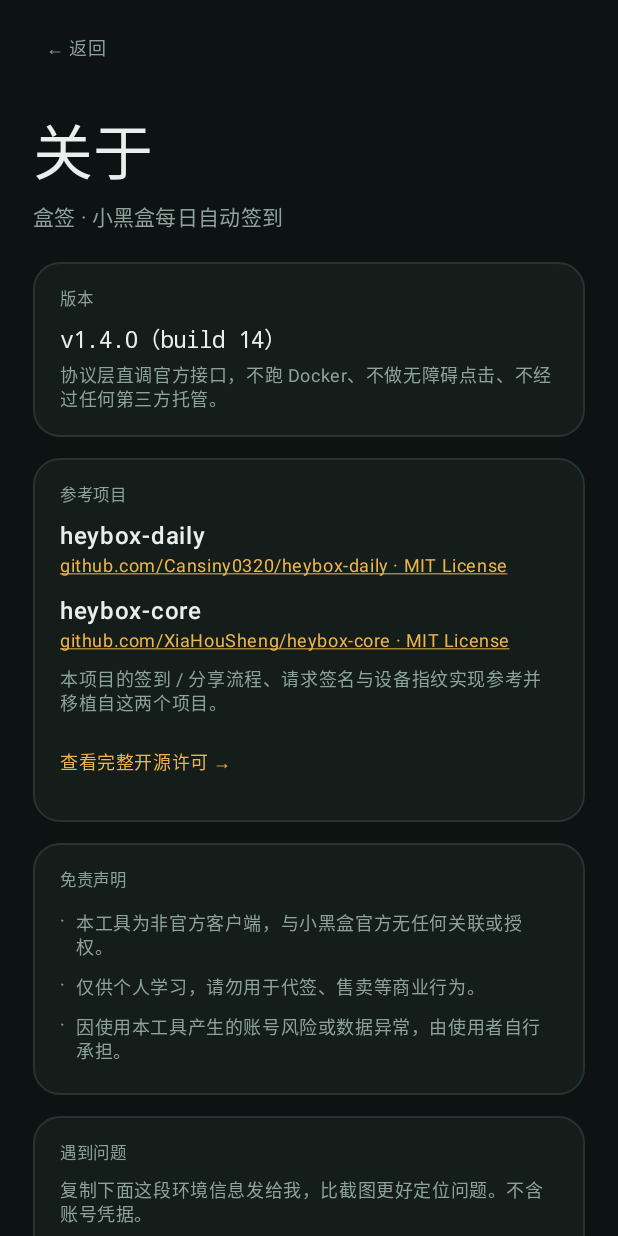
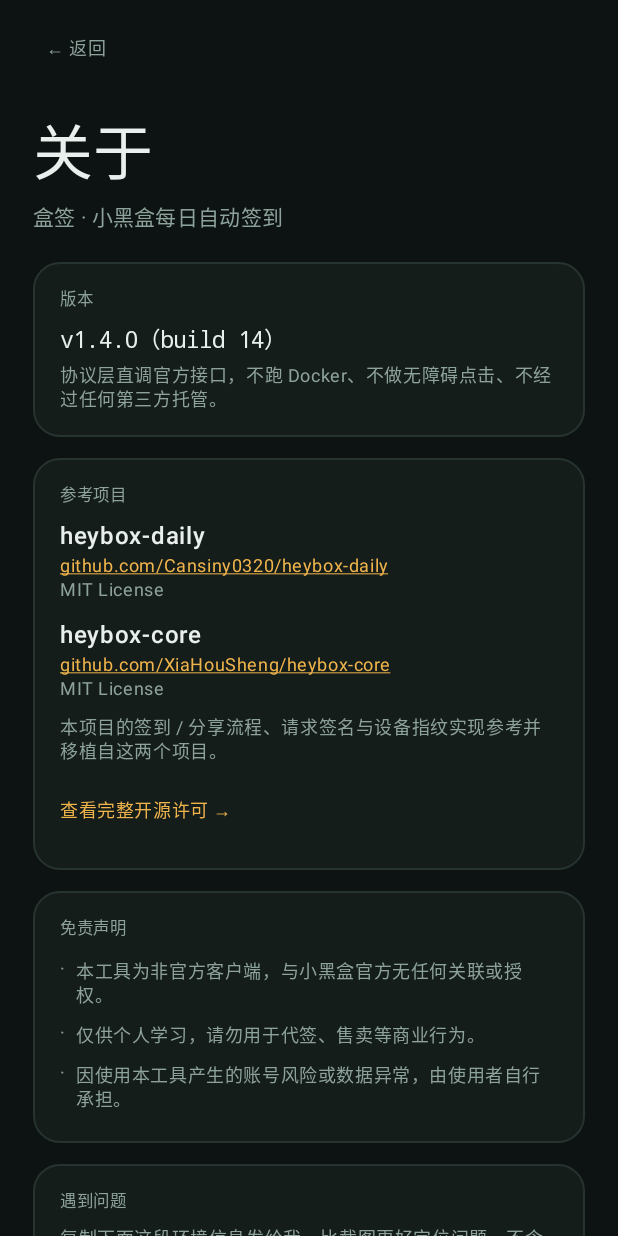
Before and after one commit to huututu939/heybox-checkin, an Android app built with Jetpack Compose: the composable AboutScreen shown on its own in the app's theme, on a phone screen of 412 x 824 dp. Run offline under Robolectric (Android 15) with nearby library versions, the phone set to English and light mode, and no system bars.

Commit message:
docs: polish about page

```diff
--- a/app/src/main/java/com/heybox/checkin/ui/AboutScreen.kt
+++ b/app/src/main/java/com/heybox/checkin/ui/AboutScreen.kt
@@ -110,7 +110,8 @@ fun AboutScreen(onBack: () -> Unit) {
                 color = Ink.ink,
                 fontWeight = FontWeight.SemiBold,
             )
-            LinkLine("github.com/Cansiny0320/heybox-daily · MIT License", URL_DAILY)
+            LinkLine("github.com/Cansiny0320/heybox-daily", URL_DAILY)
+            Text("MIT License", style = MaterialTheme.typography.bodySmall, color = Ink.muted)
             Spacer(Modifier.height(10.dp))
             Text(
                 "heybox-core",
@@ -118,7 +119,8 @@ fun AboutScreen(onBack: () -> Unit) {
                 color = Ink.ink,
                 fontWeight = FontWeight.SemiBold,
             )
-            LinkLine("github.com/XiaHouSheng/heybox-core · MIT License", URL_CORE)
+            LinkLine("github.com/XiaHouSheng/heybox-core", URL_CORE)
+            Text("MIT License", style = MaterialTheme.typography.bodySmall, color = Ink.muted)
             Spacer(Modifier.height(8.dp))
             Text(
                 "本项目的签到 / 分享流程、请求签名与设备指纹实现参考并移植自这两个项目。",
--- a/app/src/main/res/raw/third_party_notices.txt
+++ b/app/src/main/res/raw/third_party_notices.txt
@@ -2,8 +2,6 @@
 
 盒签在实现每日签到、分享任务、请求签名与设备指纹时，参考并移植了下面两个项目。
 两者均以 MIT License 发布；按 MIT 的要求，分发本应用时需要保留下面的版权与许可声明。
-
-
 
 heybox-daily
 
@@ -32,8 +30,6 @@ LIABILITY, WHETHER IN AN ACTION OF CONTRACT, TORT OR OTHERWISE, ARISING FROM,
 OUT OF OR IN CONNECTION WITH THE SOFTWARE OR THE USE OR OTHER DEALINGS IN THE
 SOFTWARE.
 
-
-
 heybox-core
 
 · 仓库：https://github.com/XiaHouSheng/heybox-core
@@ -61,6 +57,4 @@ LIABILITY, WHETHER IN AN ACTION OF CONTRACT, TORT OR OTHERWISE, ARISING FROM,
 OUT OF OR IN CONNECTION WITH THE SOFTWARE OR THE USE OR OTHER DEALINGS IN THE
 SOFTWARE.
 
-
-
 盒签自身的界面、调度、桌面小组件与关于页代码：Copyright (c) 2026 胡图图，保留所有权利。
```
